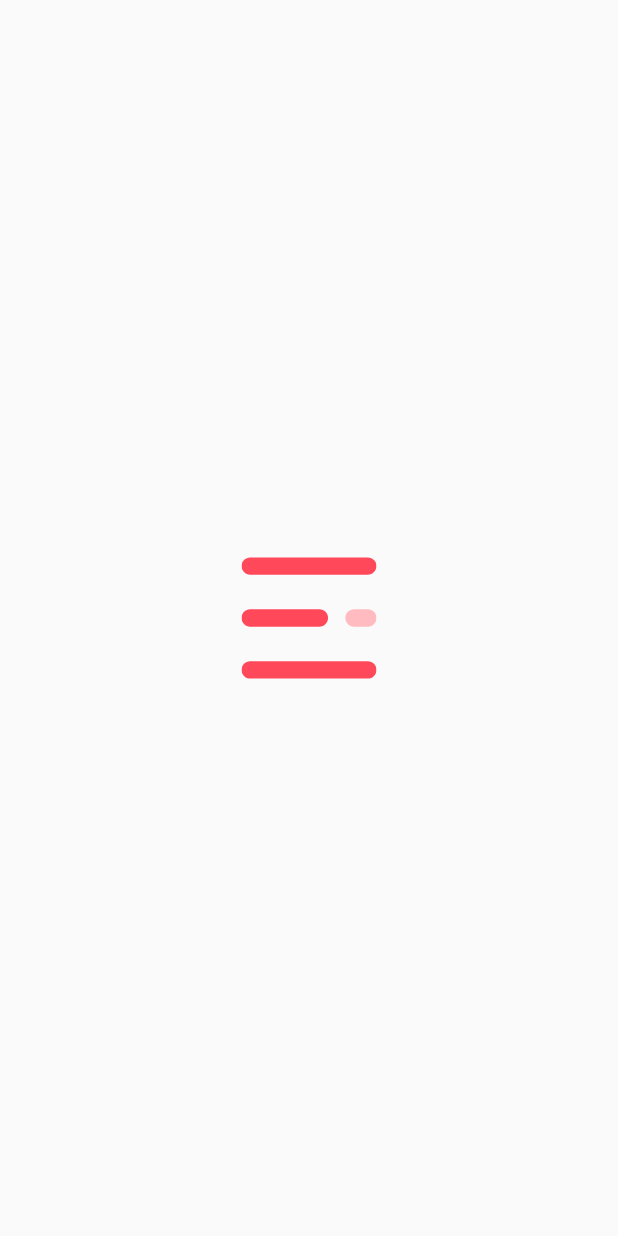
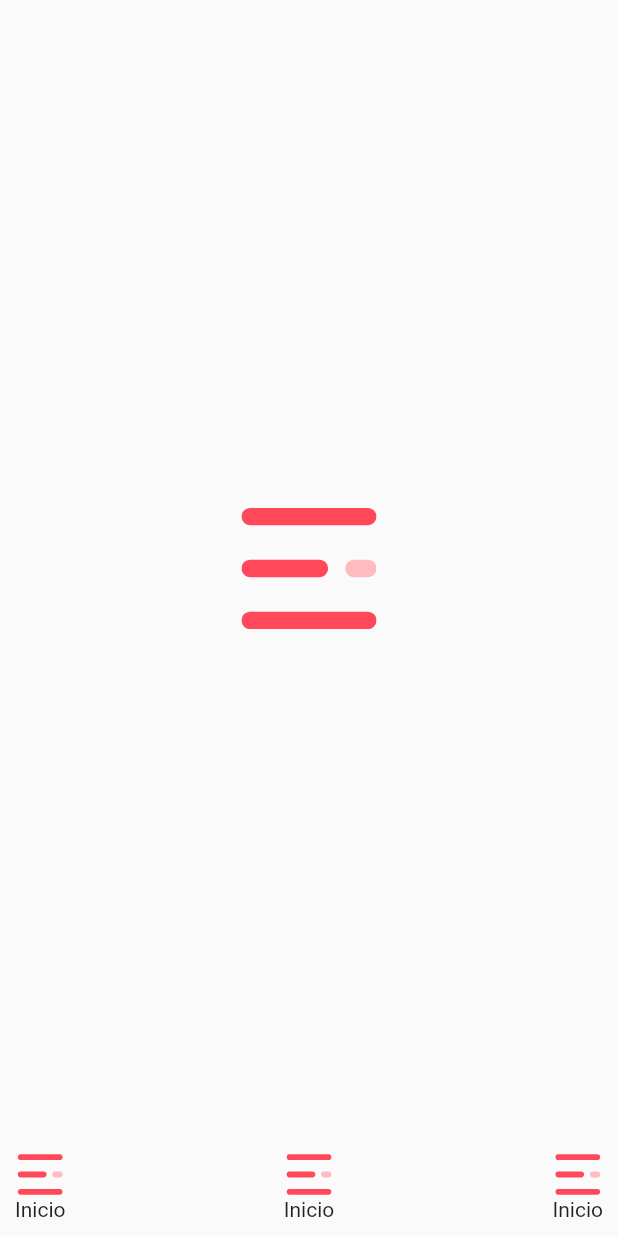
Before and after one commit to DavidBarcenas/flutter-ui, a Flutter app: the screen it shows after launch, on a phone screen of 412 x 824 dp. Run offline on Flutter 3.47's test engine with Material 2 defaults, Android fonts, the phone set to English and light mode, and no system bars; our stand-ins replace flutter_svg.

Commit message:
feat(Home) Create bottom menu

```diff
--- a/lib/main.dart
+++ b/lib/main.dart
@@ -10,7 +10,7 @@ class MyApp extends StatelessWidget {
   // This widget is the root of your application.
   @override
   Widget build(BuildContext context) {
-    SystemChrome.setSystemUIOverlayStyle(SystemUiOverlayStyle.dark);
+    SystemChrome.setSystemUIOverlayStyle(SystemUiOverlayStyle.light);
     return MaterialApp(
       debugShowCheckedModeBanner: false,
       title: 'Flutter Demo',
--- a/lib/pages/home_page.dart
+++ b/lib/pages/home_page.dart
@@ -1,16 +1,22 @@
 import 'package:flutter/material.dart';
 import 'package:flutter_svg/flutter_svg.dart';
+import 'package:flutterui/widgets/bottom_menu.dart';
 
 
 class HomePage extends StatelessWidget {
   @override
   Widget build(BuildContext context) {
-    return Scaffold(
-      body: SafeArea(
-        child: Center(
+    return SafeArea(
+      child: Scaffold(
+        body: Center(
           child: SvgPicture.asset('assets/icons/menu.svg', width: 90,)
-        )
-      )
+        ),
+        bottomNavigationBar: BottomMenu(items: [
+          BottomMenuItem(assetIcon: 'assets/icons/menu.svg', text: 'Inicio'),
+          BottomMenuItem(assetIcon: 'assets/icons/menu.svg', text: 'Inicio'),
+          BottomMenuItem(assetIcon: 'assets/icons/menu.svg', text: 'Inicio'),
+        ],)
+      ),
     );
   }
 }
--- /dev/null
+++ b/lib/widgets/bottom_menu.dart
@@ -0,0 +1,41 @@
+import 'package:flutter/material.dart';
+import 'package:flutter_svg/svg.dart';
+
+class BottomMenu extends StatelessWidget {
+  final List<BottomMenuItem> items;
+
+  const BottomMenu({@required this.items}): assert(items != null && items.length > 1);
+
+  @override
+  Widget build(BuildContext context) {
+    return Container(
+      padding: EdgeInsets.all(10),
+      child: Column(mainAxisSize: MainAxisSize.min, children: [
+        Row(
+          mainAxisAlignment: MainAxisAlignment.spaceBetween,
+          children: List.generate(items.length, (index) => items[index])
+        ),
+      ]),
+    );
+  }
+}
+
+class BottomMenuItem extends StatelessWidget {
+  final String assetIcon;
+  final String text;
+
+  const BottomMenuItem({@required this.assetIcon, @required this.text});
+
+  @override
+  Widget build(BuildContext context) {
+    return Column(
+      children: [
+        SvgPicture.asset(
+          assetIcon,
+          width: 30,
+        ),
+        Text(text)
+      ],
+    );
+  }
+}
```
